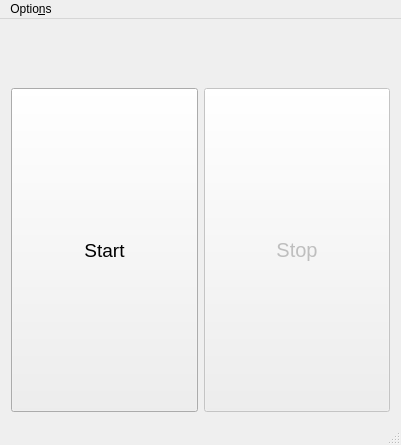
Old version of the form pomodoro/pomodoro_view.ui in the repository mikkac/pomodoro_qt.
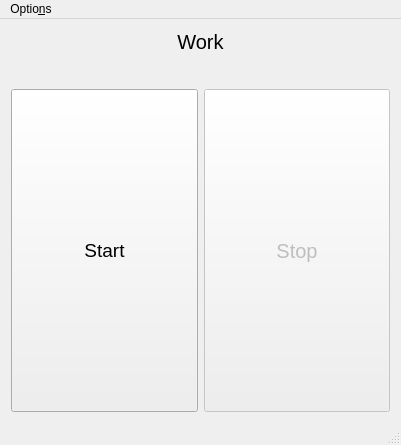
New version of the form.

Commit message: fixed issue with redundant pop-up of information dialog

```diff
--- a/pomodoro/pomodoro_view.ui
+++ b/pomodoro/pomodoro_view.ui
@@ -27,7 +27,7 @@
            </font>
           </property>
           <property name="text">
-           <string/>
+           <string>Work</string>
           </property>
           <property name="alignment">
            <set>Qt::AlignCenter</set>
```
Left out of the diff: 2 changed lines with no effect on the pictures. The commit also changes 3 other files.
